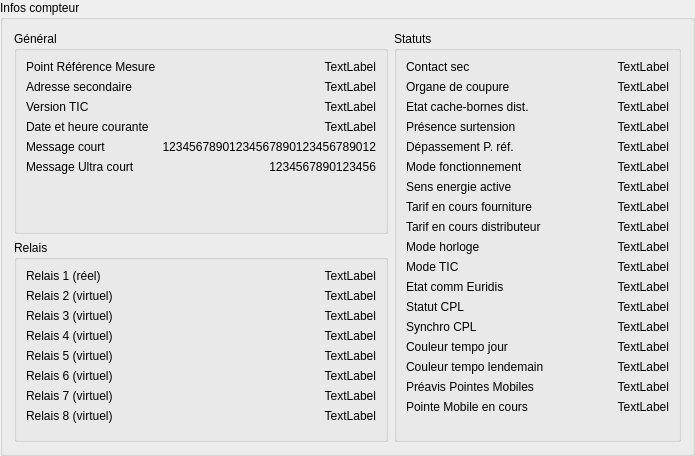
First picture: the form in src/ui/dataDisplay/GBInfosCompteur.ui, repository Aloike/qt-enedis-tic, before the edit.
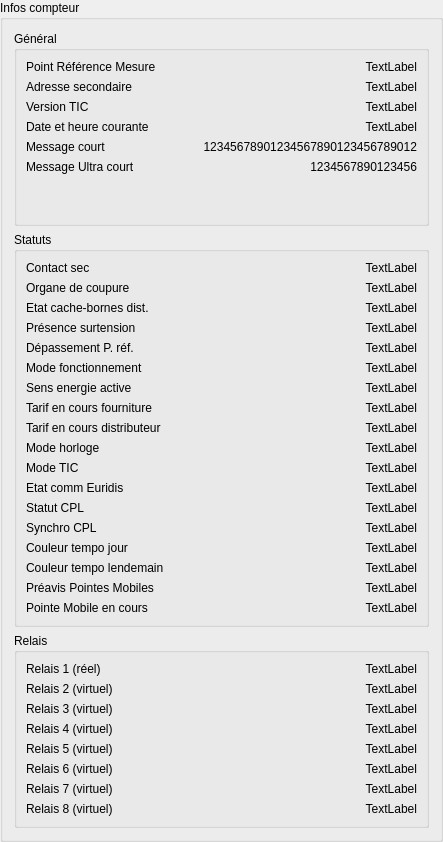
Second picture: the form after the edit.

Diff of the .ui file:
```diff
--- a/src/ui/dataDisplay/GBInfosCompteur.ui
+++ b/src/ui/dataDisplay/GBInfosCompteur.ui
@@ -6,8 +6,8 @@
    <rect>
     <x>0</x>
     <y>0</y>
-    <width>695</width>
-    <height>456</height>
+    <width>443</width>
+    <height>842</height>
    </rect>
   </property>
   <property name="sizePolicy">
@@ -23,7 +23,267 @@
    <string>Infos compteur</string>
   </property>
   <layout class="QGridLayout" name="gridLayout">
-   <item row="0" column="1" rowspan="2">
+   <item row="0" column="0">
+    <widget class="QGroupBox" name="groupBox">
+     <property name="title">
+      <string>Général</string>
+     </property>
+     <layout class="QVBoxLayout" name="verticalLayout">
+      <item>
+       <layout class="QFormLayout" name="formLayout">
+        <item row="1" column="0">
+         <widget class="QLabel" name="labelPRMLabel">
+          <property name="text">
+           <string>Point Référence Mesure</string>
+          </property>
+         </widget>
+        </item>
+        <item row="1" column="1">
+         <widget class="QLabel" name="labelPRMValue">
+          <property name="text">
+           <string>TextLabel</string>
+          </property>
+          <property name="alignment">
+           <set>Qt::AlignRight|Qt::AlignTrailing|Qt::AlignVCenter</set>
+          </property>
+         </widget>
+        </item>
+        <item row="2" column="0">
+         <widget class="QLabel" name="labelADSCLabel">
+          <property name="text">
+           <string>Adresse secondaire</string>
+          </property>
+         </widget>
+        </item>
+        <item row="2" column="1">
+         <widget class="QLabel" name="labelADSCValue">
+          <property name="text">
+           <string>TextLabel</string>
+          </property>
+          <property name="alignment">
+           <set>Qt::AlignRight|Qt::AlignTrailing|Qt::AlignVCenter</set>
+          </property>
+         </widget>
+        </item>
+        <item row="3" column="0">
+         <widget class="QLabel" name="labelVTICLabel">
+          <property name="text">
+           <string>Version TIC</string>
+          </property>
+         </widget>
+        </item>
+        <item row="3" column="1">
+         <widget class="QLabel" name="labelVTICValue">
+          <property name="text">
+           <string>TextLabel</string>
+          </property>
+          <property name="alignment">
+           <set>Qt::AlignRight|Qt::AlignTrailing|Qt::AlignVCenter</set>
+          </property>
+         </widget>
+        </item>
+        <item row="4" column="0">
+         <widget class="QLabel" name="labelDATELabel">
+          <property name="text">
+           <string>Date et heure courante</string>
+          </property>
+         </widget>
+        </item>
+        <item row="4" column="1">
+         <widget class="QLabel" name="labelDATEValue">
+          <property name="text">
+           <string>TextLabel</string>
+          </property>
+          <property name="alignment">
+           <set>Qt::AlignRight|Qt::AlignTrailing|Qt::AlignVCenter</set>
+          </property>
+         </widget>
+        </item>
+        <item row="5" column="0">
+         <widget class="QLabel" name="labelMSG1Label">
+          <property name="text">
+           <string>Message court</string>
+          </property>
+         </widget>
+        </item>
+        <item row="5" column="1">
+         <widget class="QLabel" name="labelMSG1Value">
+          <property name="text">
+           <string>12345678901234567890123456789012</string>
+          </property>
+          <property name="alignment">
+           <set>Qt::AlignRight|Qt::AlignTrailing|Qt::AlignVCenter</set>
+          </property>
+         </widget>
+        </item>
+        <item row="6" column="0">
+         <widget class="QLabel" name="labelMSG2Label">
+          <property name="text">
+           <string>Message Ultra court</string>
+          </property>
+         </widget>
+        </item>
+        <item row="6" column="1">
+         <widget class="QLabel" name="labelMSG2Value">
+          <property name="text">
+           <string>1234567890123456</string>
+          </property>
+          <property name="alignment">
+           <set>Qt::AlignRight|Qt::AlignTrailing|Qt::AlignVCenter</set>
+          </property>
+         </widget>
+        </item>
+       </layout>
+      </item>
+     </layout>
+    </widget>
+   </item>
+   <item row="2" column="0">
+    <widget class="QGroupBox" name="gbRelais">
+     <property name="title">
+      <string>Relais</string>
+     </property>
+     <layout class="QFormLayout" name="formLayout_2">
+      <item row="0" column="1">
+       <widget class="QLabel" name="labelRELAISValue_1">
+        <property name="text">
+         <string>TextLabel</string>
+        </property>
+        <property name="alignment">
+         <set>Qt::AlignRight|Qt::AlignTrailing|Qt::AlignVCenter</set>
+        </property>
+       </widget>
+      </item>
+      <item row="0" column="0">
+       <widget class="QLabel" name="labelRELAISLabel_1">
+        <property name="text">
+         <string>Relais 1 (réel)</string>
+        </property>
+       </widget>
+      </item>
+      <item row="1" column="0">
+       <widget class="QLabel" name="labelRELAISLabel_2">
+        <property name="text">
+         <string>Relais 2 (virtuel)</string>
+        </property>
+       </widget>
+      </item>
+      <item row="2" column="0">
+       <widget class="QLabel" name="labelRELAISLabel_3">
+        <property name="text">
+         <string>Relais 3 (virtuel)</string>
+        </property>
+       </widget>
+      </item>
+      <item row="3" column="0">
+       <widget class="QLabel" name="labelRELAISLabel_4">
+        <property name="text">
+         <string>Relais 4 (virtuel)</string>
+        </property>
+       </widget>
+      </item>
+      <item row="4" column="0">
+       <widget class="QLabel" name="labelRELAISLabel_5">
+        <property name="text">
+         <string>Relais 5 (virtuel)</string>
+        </property>
+       </widget>
+      </item>
+      <item row="5" column="0">
+       <widget class="QLabel" name="labelRELAISLabel_6">
+        <property name="text">
+         <string>Relais 6 (virtuel)</string>
+        </property>
+       </widget>
+      </item>
+      <item row="6" column="0">
+       <widget class="QLabel" name="labelRELAISLabel_7">
+        <property name="text">
+         <string>Relais 7 (virtuel)</string>
+        </property>
+       </widget>
+      </item>
+      <item row="7" column="0">
+       <widget class="QLabel" name="labelRELAISLabel_8">
+        <property name="text">
+         <string>Relais 8 (virtuel)</string>
+        </property>
+       </widget>
+      </item>
+      <item row="1" column="1">
+       <widget class="QLabel" name="labelRELAISValue_2">
+        <property name="text">
+         <string>TextLabel</string>
+        </property>
+        <property name="alignment">
+         <set>Qt::AlignRight|Qt::AlignTrailing|Qt::AlignVCenter</set>
+        </property>
+       </widget>
+      </item>
+      <item row="2" column="1">
+       <widget class="QLabel" name="labelRELAISValue_3">
+        <property name="text">
+         <string>TextLabel</string>
+        </property>
+        <property name="alignment">
+         <set>Qt::AlignRight|Qt::AlignTrailing|Qt::AlignVCenter</set>
+        </property>
+       </widget>
+      </item>
+      <item row="3" column="1">
+       <widget class="QLabel" name="labelRELAISValue_4">
+        <property name="text">
+         <string>TextLabel</string>
+        </property>
+        <property name="alignment">
+         <set>Qt::AlignRight|Qt::AlignTrailing|Qt::AlignVCenter</set>
+        </property>
+       </widget>
+      </item>
+      <item row="4" column="1">
+       <widget class="QLabel" name="labelRELAISValue_5">
+        <property name="text">
+         <string>TextLabel</string>
+        </property>
+        <property name="alignment">
+         <set>Qt::AlignRight|Qt::AlignTrailing|Qt::AlignVCenter</set>
+        </property>
+       </widget>
+      </item>
+      <item row="5" column="1">
+       <widget class="QLabel" name="labelRELAISValue_6">
+        <property name="text">
+         <string>TextLabel</string>
+        </property>
+        <property name="alignment">
+         <set>Qt::AlignRight|Qt::AlignTrailing|Qt::AlignVCenter</set>
+        </property>
+       </widget>
+      </item>
+      <item row="6" column="1">
+       <widget class="QLabel" name="labelRELAISValue_7">
+        <property name="text">
+         <string>TextLabel</string>
+        </property>
+        <property name="alignment">
+         <set>Qt::AlignRight|Qt::AlignTrailing|Qt::AlignVCenter</set>
+        </property>
+       </widget>
+      </item>
+      <item row="7" column="1">
+       <widget class="QLabel" name="labelRELAISValue_8">
+        <property name="text">
+         <string>TextLabel</string>
+        </property>
+        <property name="alignment">
+         <set>Qt::AlignRight|Qt::AlignTrailing|Qt::AlignVCenter</set>
+        </property>
+       </widget>
+      </item>
+     </layout>
+    </widget>
+   </item>
+   <item row="1" column="0">
     <widget class="QGroupBox" name="gbStatus">
      <property name="title">
       <string>Statuts</string>
@@ -338,266 +598,6 @@
      </layout>
     </widget>
    </item>
-   <item row="0" column="0">
-    <widget class="QGroupBox" name="groupBox">
-     <property name="title">
-      <string>Général</string>
-     </property>
-     <layout class="QVBoxLayout" name="verticalLayout">
-      <item>
-       <layout class="QFormLayout" name="formLayout">
-        <item row="1" column="0">
-         <widget class="QLabel" name="labelPRMLabel">
-          <property name="text">
-           <string>Point Référence Mesure</string>
-          </property>
-         </widget>
-        </item>
-        <item row="1" column="1">
-         <widget class="QLabel" name="labelPRMValue">
-          <property name="text">
-           <string>TextLabel</string>
-          </property>
-          <property name="alignment">
-           <set>Qt::AlignRight|Qt::AlignTrailing|Qt::AlignVCenter</set>
-          </property>
-         </widget>
-        </item>
-        <item row="2" column="0">
-         <widget class="QLabel" name="labelADSCLabel">
-          <property name="text">
-           <string>Adresse secondaire</string>
-          </property>
-         </widget>
-        </item>
-        <item row="2" column="1">
-         <widget class="QLabel" name="labelADSCValue">
-          <property name="text">
-           <string>TextLabel</string>
-          </property>
-          <property name="alignment">
-           <set>Qt::AlignRight|Qt::AlignTrailing|Qt::AlignVCenter</set>
-          </property>
-         </widget>
-        </item>
-        <item row="3" column="0">
-         <widget class="QLabel" name="labelVTICLabel">
-          <property name="text">
-           <string>Version TIC</string>
-          </property>
-         </widget>
-        </item>
-        <item row="3" column="1">
-         <widget class="QLabel" name="labelVTICValue">
-          <property name="text">
-           <string>TextLabel</string>
-          </property>
-          <property name="alignment">
-           <set>Qt::AlignRight|Qt::AlignTrailing|Qt::AlignVCenter</set>
-          </property>
-         </widget>
-        </item>
-        <item row="4" column="0">
-         <widget class="QLabel" name="labelDATELabel">
-          <property name="text">
-           <string>Date et heure courante</string>
-          </property>
-         </widget>
-        </item>
-        <item row="4" column="1">
-         <widget class="QLabel" name="labelDATEValue">
-          <property name="text">
-           <string>TextLabel</string>
-          </property>
-          <property name="alignment">
-           <set>Qt::AlignRight|Qt::AlignTrailing|Qt::AlignVCenter</set>
-          </property>
-         </widget>
-        </item>
-        <item row="5" column="0">
-         <widget class="QLabel" name="labelMSG1Label">
-          <property name="text">
-           <string>Message court</string>
-          </property>
-         </widget>
-        </item>
-        <item row="5" column="1">
-         <widget class="QLabel" name="labelMSG1Value">
-          <property name="text">
-           <string>12345678901234567890123456789012</string>
-          </property>
-          <property name="alignment">
-           <set>Qt::AlignRight|Qt::AlignTrailing|Qt::AlignVCenter</set>
-          </property>
-         </widget>
-        </item>
-        <item row="6" column="0">
-         <widget class="QLabel" name="labelMSG2Label">
-          <property name="text">
-           <string>Message Ultra court</string>
-          </property>
-         </widget>
-        </item>
-        <item row="6" column="1">
-         <widget class="QLabel" name="labelMSG2Value">
-          <property name="text">
-           <string>1234567890123456</string>
-          </property>
-          <property name="alignment">
-           <set>Qt::AlignRight|Qt::AlignTrailing|Qt::AlignVCenter</set>
-          </property>
-         </widget>
-        </item>
-       </layout>
-      </item>
-     </layout>
-    </widget>
-   </item>
-   <item row="1" column="0">
-    <widget class="QGroupBox" name="gbRelais">
-     <property name="title">
-      <string>Relais</string>
-     </property>
-     <layout class="QFormLayout" name="formLayout_2">
-      <item row="0" column="1">
-       <widget class="QLabel" name="labelRELAISValue_1">
-        <property name="text">
-         <string>TextLabel</string>
-        </property>
-        <property name="alignment">
-         <set>Qt::AlignRight|Qt::AlignTrailing|Qt::AlignVCenter</set>
-        </property>
-       </widget>
-      </item>
-      <item row="0" column="0">
-       <widget class="QLabel" name="labelRELAISLabel_1">
-        <property name="text">
-         <string>Relais 1 (réel)</string>
-        </property>
-       </widget>
-      </item>
-      <item row="1" column="0">
-       <widget class="QLabel" name="labelRELAISLabel_2">
-        <property name="text">
-         <string>Relais 2 (virtuel)</string>
-        </property>
-       </widget>
-      </item>
-      <item row="2" column="0">
-       <widget class="QLabel" name="labelRELAISLabel_3">
-        <property name="text">
-         <string>Relais 3 (virtuel)</string>
-        </property>
-       </widget>
-      </item>
-      <item row="3" column="0">
-       <widget class="QLabel" name="labelRELAISLabel_4">
-        <property name="text">
-         <string>Relais 4 (virtuel)</string>
-        </property>
-       </widget>
-      </item>
-      <item row="4" column="0">
-       <widget class="QLabel" name="labelRELAISLabel_5">
-        <property name="text">
-         <string>Relais 5 (virtuel)</string>
-        </property>
-       </widget>
-      </item>
-      <item row="5" column="0">
-       <widget class="QLabel" name="labelRELAISLabel_6">
-        <property name="text">
-         <string>Relais 6 (virtuel)</string>
-        </property>
-       </widget>
-      </item>
-      <item row="6" column="0">
-       <widget class="QLabel" name="labelRELAISLabel_7">
-        <property name="text">
-         <string>Relais 7 (virtuel)</string>
-        </property>
-       </widget>
-      </item>
-      <item row="7" column="0">
-       <widget class="QLabel" name="labelRELAISLabel_8">
-        <property name="text">
-         <string>Relais 8 (virtuel)</string>
-        </property>
-       </widget>
-      </item>
-      <item row="1" column="1">
-       <widget class="QLabel" name="labelRELAISValue_2">
-        <property name="text">
-         <string>TextLabel</string>
-        </property>
-        <property name="alignment">
-         <set>Qt::AlignRight|Qt::AlignTrailing|Qt::AlignVCenter</set>
-        </property>
-       </widget>
-      </item>
-      <item row="2" column="1">
-       <widget class="QLabel" name="labelRELAISValue_3">
-        <property name="text">
-         <string>TextLabel</string>
-        </property>
-        <property name="alignment">
-         <set>Qt::AlignRight|Qt::AlignTrailing|Qt::AlignVCenter</set>
-        </property>
-       </widget>
-      </item>
-      <item row="3" column="1">
-       <widget class="QLabel" name="labelRELAISValue_4">
-        <property name="text">
-         <string>TextLabel</string>
-        </property>
-        <property name="alignment">
-         <set>Qt::AlignRight|Qt::AlignTrailing|Qt::AlignVCenter</set>
-        </property>
-       </widget>
-      </item>
-      <item row="4" column="1">
-       <widget class="QLabel" name="labelRELAISValue_5">
-        <property name="text">
-         <string>TextLabel</string>
-        </property>
-        <property name="alignment">
-         <set>Qt::AlignRight|Qt::AlignTrailing|Qt::AlignVCenter</set>
-        </property>
-       </widget>
-      </item>
-      <item row="5" column="1">
-       <widget class="QLabel" name="labelRELAISValue_6">
-        <property name="text">
-         <string>TextLabel</string>
-        </property>
-        <property name="alignment">
-         <set>Qt::AlignRight|Qt::AlignTrailing|Qt::AlignVCenter</set>
-        </property>
-       </widget>
-      </item>
-      <item row="6" column="1">
-       <widget class="QLabel" name="labelRELAISValue_7">
-        <property name="text">
-         <string>TextLabel</string>
-        </property>
-        <property name="alignment">
-         <set>Qt::AlignRight|Qt::AlignTrailing|Qt::AlignVCenter</set>
-        </property>
-       </widget>
-      </item>
-      <item row="7" column="1">
-       <widget class="QLabel" name="labelRELAISValue_8">
-        <property name="text">
-         <string>TextLabel</string>
-        </property>
-        <property name="alignment">
-         <set>Qt::AlignRight|Qt::AlignTrailing|Qt::AlignVCenter</set>
-        </property>
-       </widget>
-      </item>
-     </layout>
-    </widget>
-   </item>
   </layout>
  </widget>
  <resources/>
```
